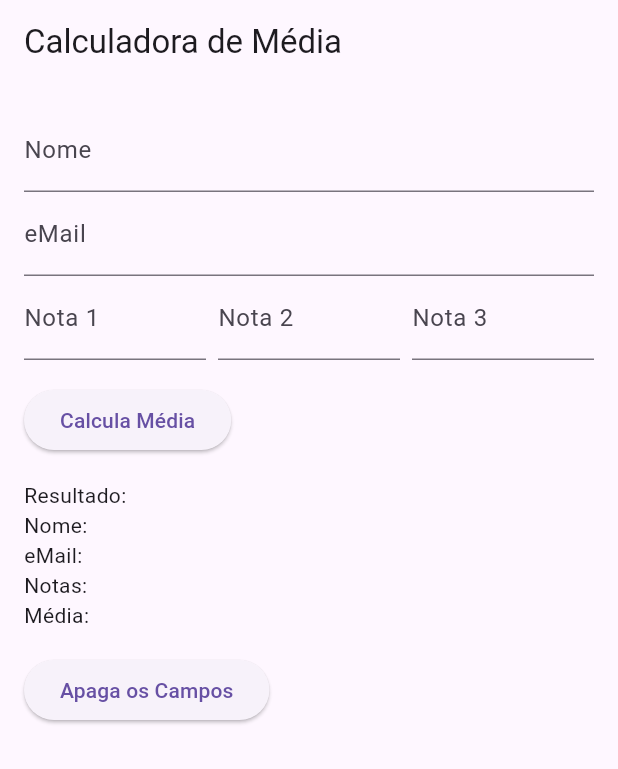
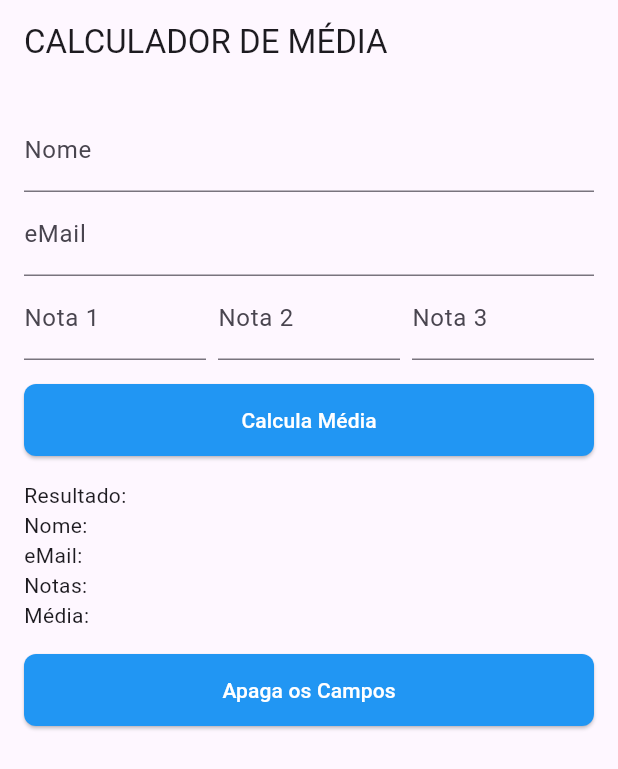
Before and after one commit to alinegtcl/AvaliacaoStatefulWidgets, a Flutter app: the screen it shows after launch, on a phone screen of 412 x 824 dp. Shown: the top 769 px of the screen. Run offline on Flutter 3.47's test engine with Material 3 defaults, Android fonts, the phone set to English and light mode, and no system bars.

Commit message:
fix(layout): buttons theme adjustment

```diff
--- a/lib/average_calculator/average_form.dart
+++ b/lib/average_calculator/average_form.dart
@@ -14,7 +14,7 @@ class _AverageFormState extends State<AverageForm> {
   Widget build(BuildContext context) {
     return Scaffold(
       appBar: AppBar(
-        title: Text('Calculadora de Média'),
+        title: const Text('CALCULADOR DE MÉDIA'),
       ),
       body: Padding(
         padding: const EdgeInsets.all(16.0),
--- a/lib/main.dart
+++ b/lib/main.dart
@@ -10,8 +10,21 @@ class MyApp extends StatelessWidget {
 
   @override
   Widget build(BuildContext context) {
-    return const MaterialApp(
-      home: AverageForm(),
+    return MaterialApp(
+      theme: ThemeData(
+        primarySwatch: Colors.blue,
+        elevatedButtonTheme: ElevatedButtonThemeData(
+          style: ElevatedButton.styleFrom(
+            foregroundColor: Colors.white,
+            backgroundColor: Colors.blue,
+            minimumSize: const Size(double.infinity, 48),
+            padding: const EdgeInsets.symmetric(horizontal: 16.0),
+            shape:
+                RoundedRectangleBorder(borderRadius: BorderRadius.circular(8)),
+          ),
+        ),
+      ),
+      home: const AverageForm(),
     );
   }
 }
```
